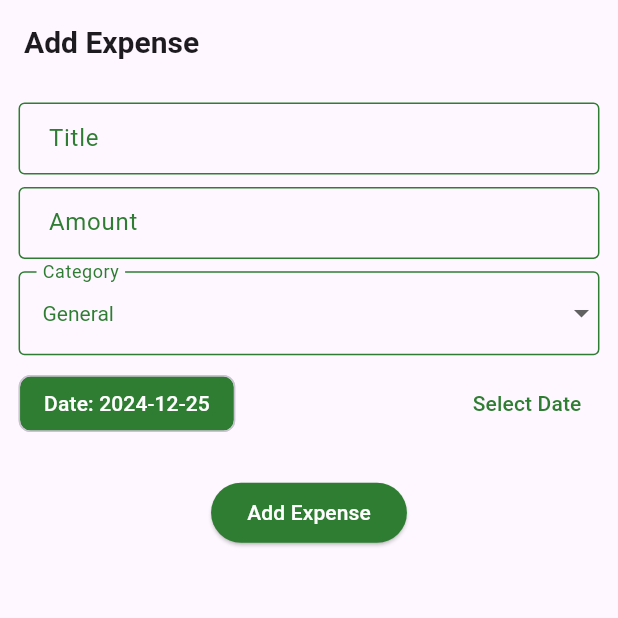
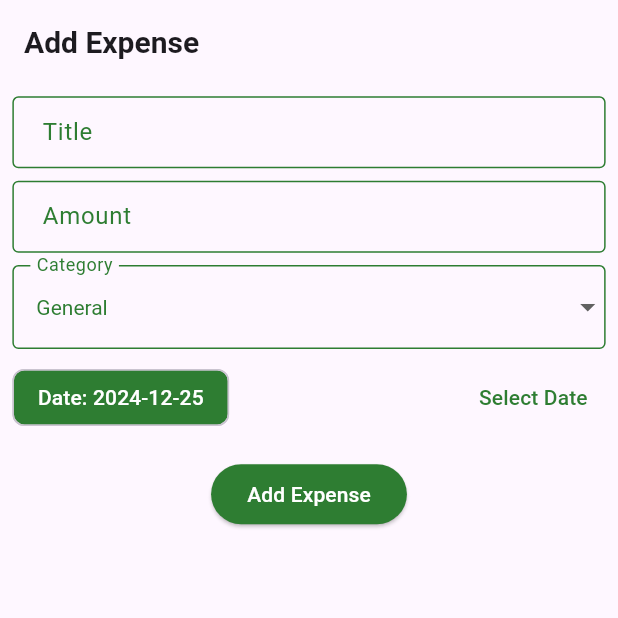
Before and after one commit to salahhesham01/expenses_tracker, a Flutter app: the AddExpensePage screen opened by its route, on a phone screen of 412 x 824 dp, the top half of it. Run offline on Flutter 3.47's test engine with Material 3 defaults, Android fonts, the phone set to English and light mode, and no system bars; our stand-ins replace fl_chart, flutter_bloc, go_router, sqflite; accounts and stored records are empty.

```diff
--- a/lib/features/view/add_page.dart
+++ b/lib/features/view/add_page.dart
@@ -37,7 +37,7 @@ class _AddExpensePageState extends State<AddExpensePage> {
         title: const Text('Add Expense'),
       ),
       body: Padding(
-        padding: EdgeInsets.all(mediaQuery.size.width * 0.03),
+        padding: EdgeInsets.all(mediaQuery.size.width * 0.02),
         child: Form(
           key: _formKey,
           child: Column(
@@ -137,7 +137,7 @@ class _AddExpensePageState extends State<AddExpensePage> {
                 ],
               ),
 
-              SizedBox(height: mediaQuery.size.height * 0.03),
+              SizedBox(height: mediaQuery.size.height * 0.02),
 
               ElevatedButton(
                 style: ElevatedButton.styleFrom(
--- a/lib/features/widget/custom_text_form_field.dart
+++ b/lib/features/widget/custom_text_form_field.dart
@@ -35,7 +35,7 @@ class CustomTextFormField extends StatelessWidget {
           borderSide: BorderSide(color: AppColors.forestGreen),
         ),
         contentPadding:
-            const EdgeInsets.symmetric(horizontal: 16, vertical: 12),
+            const EdgeInsets.symmetric(horizontal: 16, vertical: 10),
       ),
     );
   }
```
